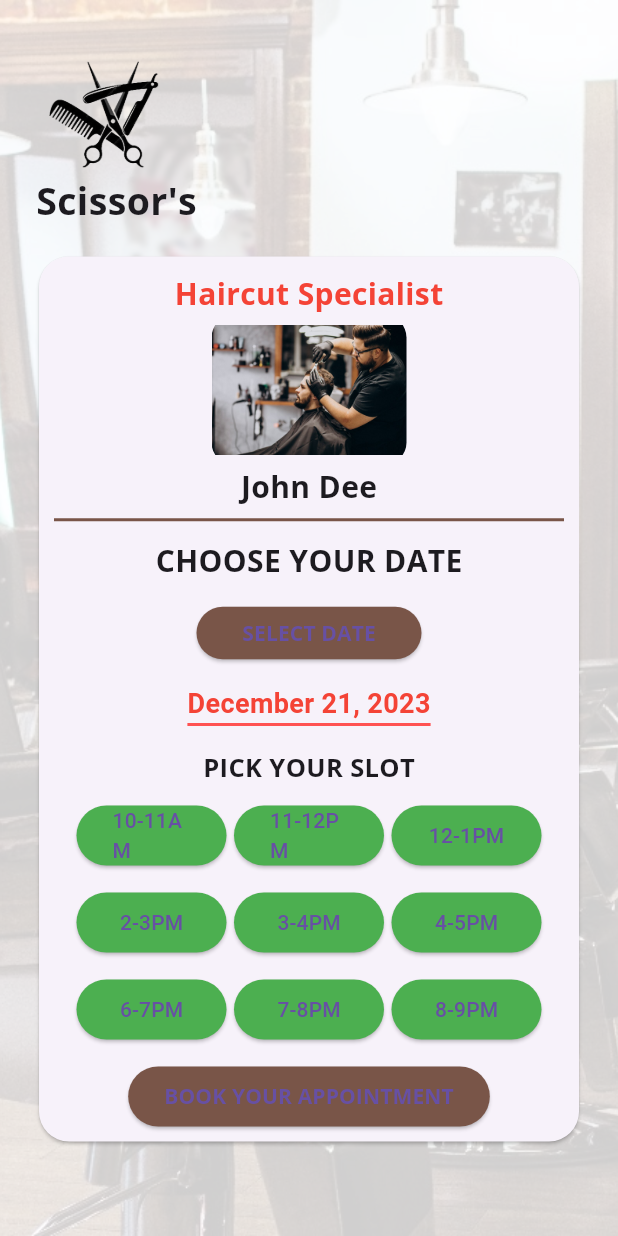
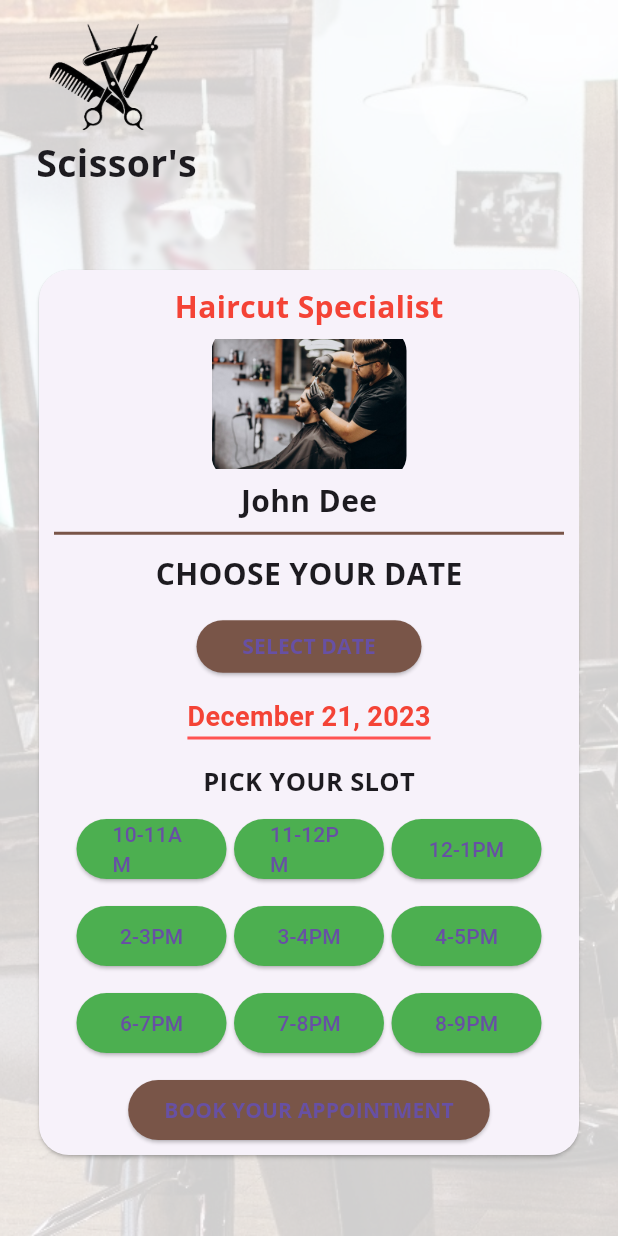
Before and after one commit to ChakaliMadhu6302769895/stylist_timeslots, a Flutter app: the screen it shows after launch, after a tap on "Book", on a phone screen of 412 x 824 dp. Run offline on Flutter 3.47's test engine with Material 3 defaults, Android fonts, the phone set to English and light mode, and no system bars; our stand-ins replace google_fonts.

Commit message:
This code contains up to 3 timeslots with stylists.

```diff
--- a/lib/hairstylist.dart
+++ b/lib/hairstylist.dart
@@ -3,7 +3,7 @@ import 'package:flutter/material.dart';
 const stylistData = [
   {
     'stylistName': 'John Dee',
-    'salonName': 'Haircut',
+    //'salonName': 'Haircut',
     'rating': '4.8',
     'rateAmount': '56',
     'imgPth': 'assets/Scissors hair cut.jpg',
@@ -11,7 +11,7 @@ const stylistData = [
   },
   {
     'stylistName': 'Mahesh Bhatt',
-    'salonName': 'Hair Color',
+    //'salonName': 'Hair Color',
     'rating': '4.7',
     'rateAmount': '80',
     'imgPth': 'assets/haircolor.jpeg',
@@ -19,7 +19,7 @@ const stylistData = [
   },
   {
     'stylistName': 'Vinod Shetty',
-    'salonName': 'Shaving',
+    //'salonName': 'Shaving',
     'rating': '4.7',
     'rateAmount': '70',
     'imgPth': 'assets/shaving.jpeg',
--- a/lib/main.dart
+++ b/lib/main.dart
@@ -106,7 +106,7 @@ class StylistCard extends StatelessWidget {
     return Container(
       margin: EdgeInsets.symmetric(vertical:8),
       width: MediaQuery.of(context).size.width,
-      height: MediaQuery.of(context).size.height / 4 - 55,
+      height: MediaQuery.of(context).size.height / 4 - 75,
       decoration: BoxDecoration(
         borderRadius: BorderRadius.circular(30),
         color: stylist['bgColor'],
@@ -140,14 +140,7 @@ class StylistCard extends StatelessWidget {
                   ),
                 ),
                 SizedBox(
-                  height: 5,
-                ),
-                Text(
-                  stylist['salonName'],
-                  style: GoogleFonts.openSans(),
-                ),
-                SizedBox(
-                  height: 5,
+                  height: 10,
                 ),
                 Row(
                   children: <Widget>[
--- a/lib/timeslots/haircut.dart
+++ b/lib/timeslots/haircut.dart
@@ -53,7 +53,7 @@ class _Stylist1State extends State<Stylist1> {
           child: Column(
             children: [
               Padding(
-                padding: EdgeInsets.only(top:35),
+                padding: EdgeInsets.only(top: 10.0),
               ),
               Row(
                 children: [
@@ -80,9 +80,7 @@ class _Stylist1State extends State<Stylist1> {
                 ],
               ),
               Expanded(
-                child: Column(
-                  children: [
-                    Center(
+                child: Center(
                   child: Container(
                     height: 630,
                     width: 400,
@@ -172,8 +170,6 @@ class _Stylist1State extends State<Stylist1> {
                       ),
                     ),
                   ),
-                    ),
-                  ],
                 ),
               ),
             ],
```
Also changed, not shown: lib/timeslots/haircolor.dart (+2 -6 lines), lib/timeslots/shaving.dart (+2 -6 lines). Lines whose indentation alone changed are shown as unchanged.
